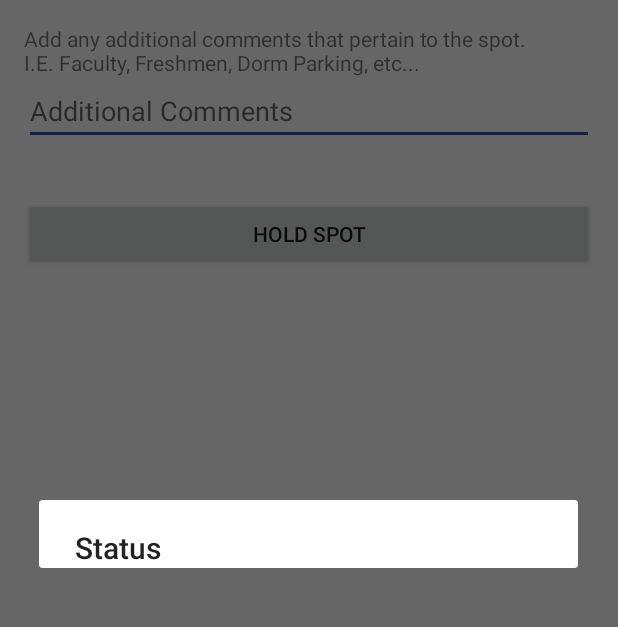
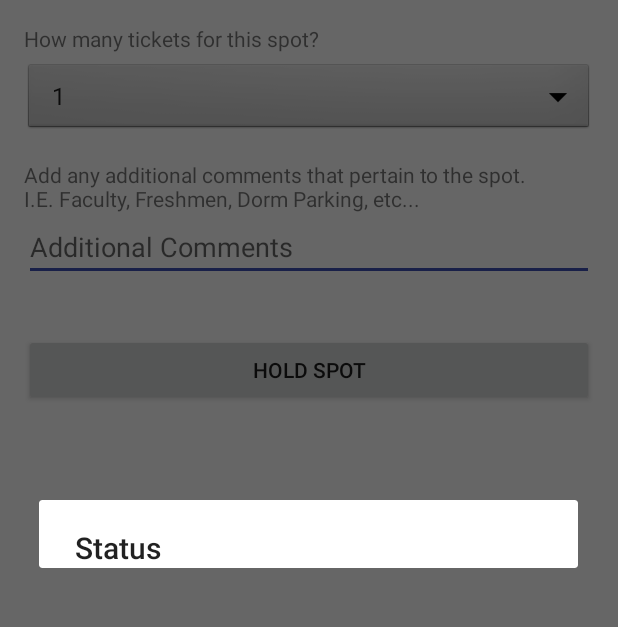
Before and after one commit to YouParking1/YouParking, an Android app: the HoldSpot screen opened directly, with no data from a screen before it, after a tap on "HOLD SPOT", on a phone screen of 412 x 824 dp, the part 84-711 px from its top. Run offline under Robolectric (Android 15) with nearby library versions, the phone set to English and light mode, and no system bars.

Commit message:
Added some changes to holdspot. Everything about holdspot works except choosing your own vehicle which we don't have implemented yet.

```diff
--- a/YParking/app/src/main/java/troy/com/youparking/BackgroundWorker.java
+++ b/YParking/app/src/main/java/troy/com/youparking/BackgroundWorker.java
@@ -22,6 +22,7 @@ import java.net.URLEncoder;
  */
 public class BackgroundWorker extends AsyncTask<String, Void, String> {
     public AsyncResponse delegate = null;
+    private boolean showAlert = false;
 
     Context context;
     AlertDialog alertDialog;
@@ -32,9 +33,9 @@ public class BackgroundWorker extends AsyncTask<String, Void, String> {
     @Override
     protected String doInBackground(String... params) {
         String type = params[0];
-
         if (type.equals("login"))  {
             String login_url = "http://www.troyparking.com/login.php";
+            showAlert = true;
             try {
                 String email = params[1];
                 String password = params[2];
@@ -121,9 +122,10 @@ public class BackgroundWorker extends AsyncTask<String, Void, String> {
 
     @Override
     protected void onPostExecute(String result) {
-        alertDialog.setMessage(result);
-        alertDialog.show();
-        delegate.processFinish(result);
+            alertDialog.setMessage(result);
+            alertDialog.show();
+            delegate.processFinish(result);
+
     }
 
     @Override
--- a/YParking/app/src/main/java/troy/com/youparking/HoldSpot.java
+++ b/YParking/app/src/main/java/troy/com/youparking/HoldSpot.java
@@ -12,6 +12,7 @@ public class HoldSpot extends AppCompatActivity implements AsyncResponse {
     TextView coords;
     double mLat, mLong;
     EditText comments;
+    Spinner tickets;
     @Override
     protected void onCreate(Bundle savedInstanceState) {
         super.onCreate(savedInstanceState);
@@ -28,15 +29,17 @@ public class HoldSpot extends AppCompatActivity implements AsyncResponse {
 
     public void onHold(View view) {
         comments = (EditText)findViewById(R.id.comments);
+        tickets = (Spinner)findViewById(R.id.spinner1);
         String comment = comments.getText().toString();
+        String ticket = tickets.getSelectedItem().toString();
         BackgroundWorker backgroundWorker = new BackgroundWorker(this);
         backgroundWorker.delegate = this;
-        backgroundWorker.execute("hold", "1", "1", Double.toString(mLat), Double.toString(mLong), comment);
+        backgroundWorker.execute("hold", ticket, "1", Double.toString(mLat), Double.toString(mLong), comment);
     }
 
     @Override
     public void processFinish(String output) {
-        System.out.println("HEREE!!!!!!! " + output);
+
     }
     //
 }
--- a/YParking/app/src/main/res/layout/activity_hold_spot.xml
+++ b/YParking/app/src/main/res/layout/activity_hold_spot.xml
@@ -21,6 +21,24 @@
             <!--android:layout_height="wrap_content"-->
             <!--android:spinnerMode="dropdown">kklll-->
         <!--</Spinner>-->
+        <TextView
+            android:layout_width="match_parent"
+            android:layout_height="wrap_content"
+            android:text="How many tickets for this spot?"
+            android:paddingLeft="16dp"
+            android:paddingRight="16dp"
+            android:paddingTop="16dp"
+            android:paddingBottom="5dp"/>
+        <Spinner
+            android:id="@+id/spinner1"
+            android:layout_width="match_parent"
+            android:layout_height="50dp"
+            android:prompt="@string/points_prompt"
+            android:background="@android:drawable/btn_dropdown"
+            android:entries="@array/points_array"
+            android:layout_marginLeft="16dp"
+            android:layout_marginRight="16dp">
+        </Spinner>
         <TextView
             android:layout_width="match_parent"
             android:layout_height="wrap_content"
--- a/YParking/app/src/main/res/values/strings.xml
+++ b/YParking/app/src/main/res/values/strings.xml
@@ -25,6 +25,15 @@
 
     <string name="action_settings">Settings</string>
 
+    <string name="points_prompt">How many tickets for this spot?</string>
+    <string-array name="points_array">
+        <item>1</item>
+        <item>2</item>
+        <item>3</item>
+        <item>4</item>
+        <item>5</item>
+    </string-array>
+
     <string-array name="drawer_array">
         <item>Home</item>
         <item>Vehicles</item>
```
